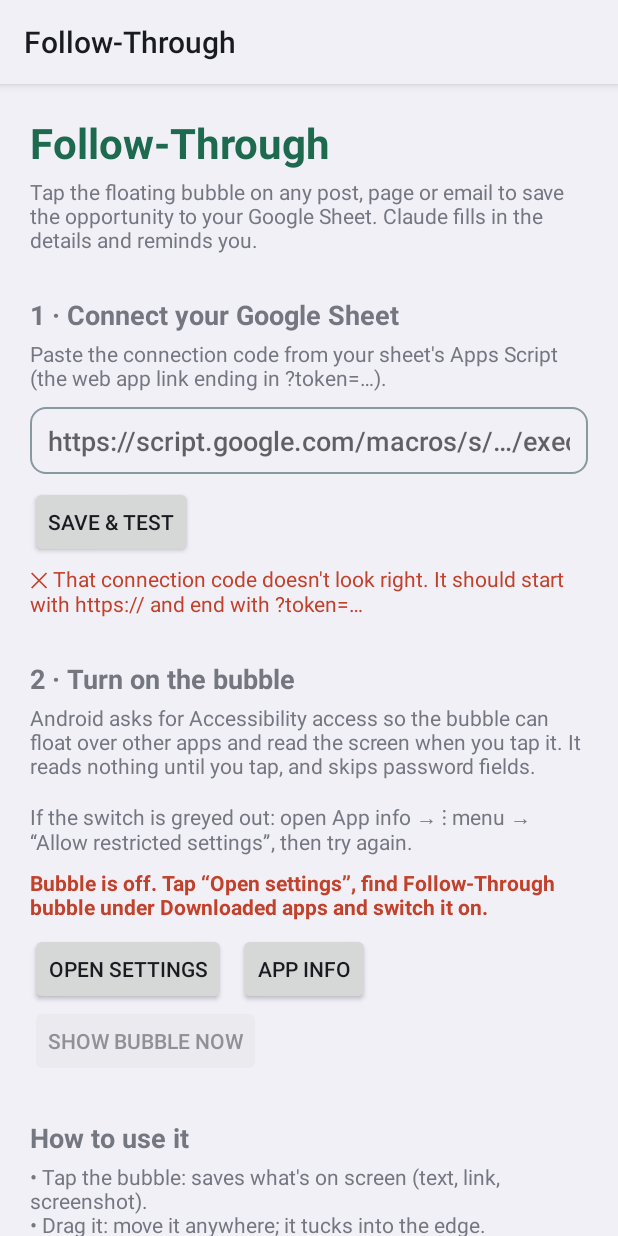
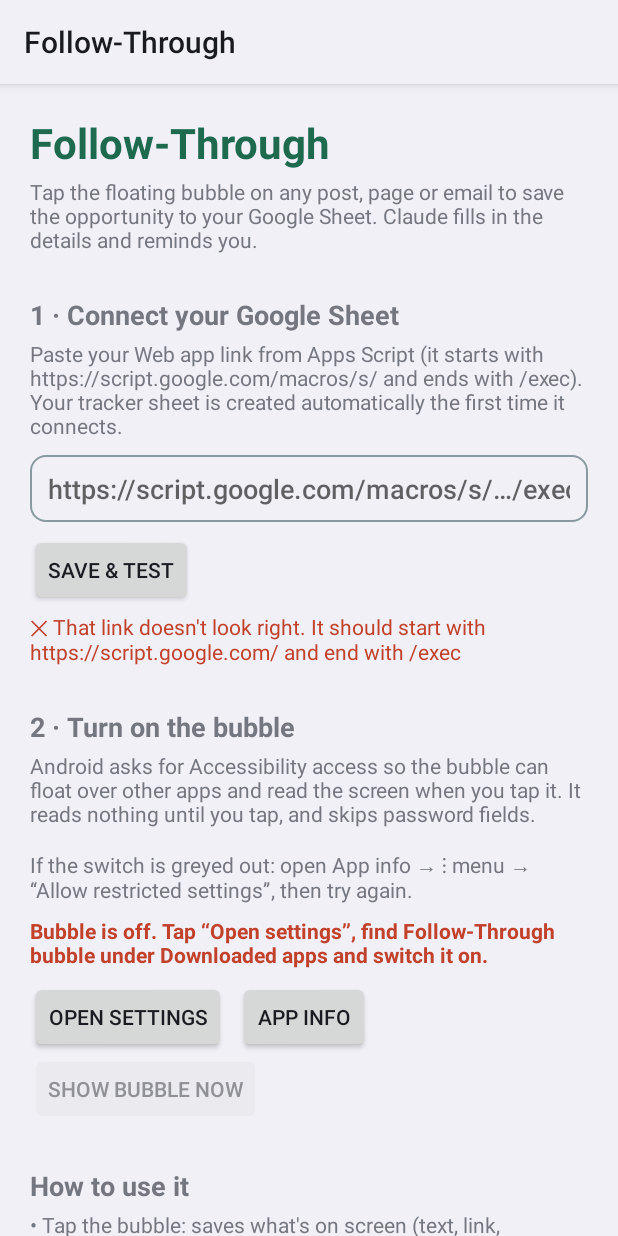
Before and after one commit to Ibidun-Aliyah/Ibidun-Aliyah, an Android app: the screen it shows after launch (MainActivity), after a tap on an icon or button, on a phone screen of 412 x 824 dp. Run offline under Robolectric (Android 15) with nearby library versions, the phone set to English and light mode, and no system bars.

Commit message:
Make sheet setup phone-friendly: standalone script, link-only connection
The Apps Script now creates the tracker spreadsheet itself, so no
spreadsheet editor is needed, and the web app URL alone is the
connection code. The phone app accepts the link and opens the sheet.

Co-Authored-By: Claude Opus 5.5 <noreply@anthropic.com>
Claude-Session: https://claude.ai/code/session_01N6wZv98aTwTPKqGN44UyeC

```diff
--- a/follow-through/android/app/src/main/java/com/followthrough/bubble/MainActivity.java
+++ b/follow-through/android/app/src/main/java/com/followthrough/bubble/MainActivity.java
@@ -34,6 +34,7 @@ public class MainActivity extends Activity {
                 connStatus.setText((ok ? "✓ " : "✕ ") + msg);
                 connStatus.setTextColor(getColor(ok ? R.color.ok : R.color.bad));
                 if (ok) Tracker.flushQueue(this, (o, m) -> refresh());
+                refresh();
             });
         });
         findViewById(R.id.accessibility).setOnClickListener(v ->
@@ -44,6 +45,10 @@ public class MainActivity extends Activity {
         findViewById(R.id.show).setOnClickListener(v -> {
             if (BubbleService.instance != null) BubbleService.instance.showNow();
             refresh();
+        });
+        findViewById(R.id.openSheet).setOnClickListener(v -> {
+            String u = Tracker.prefs(this).getString("sheetUrl", "");
+            if (!u.isEmpty()) startActivity(new Intent(Intent.ACTION_VIEW, Uri.parse(u)));
         });
         findViewById(R.id.flush).setOnClickListener(v -> {
             queue.setText("Sending…");
@@ -62,6 +67,8 @@ public class MainActivity extends Activity {
         bubbleStatus.setText(on ? "✓ Bubble is on" : "Bubble is off. Tap “Open settings”, find Follow-Through bubble under Downloaded apps and switch it on.");
         bubbleStatus.setTextColor(getColor(on ? R.color.ok : R.color.bad));
         findViewById(R.id.show).setEnabled(on);
+        findViewById(R.id.openSheet).setVisibility(
+                Tracker.prefs(this).getString("sheetUrl", "").isEmpty() ? android.view.View.GONE : android.view.View.VISIBLE);
         int n = Tracker.queued(this);
         queue.setText(n == 0 ? "Nothing waiting to send." : n + (n == 1 ? " capture is" : " captures are") + " waiting to send.");
         findViewById(R.id.flush).setEnabled(n > 0);
--- a/follow-through/android/app/src/main/java/com/followthrough/bubble/Tracker.java
+++ b/follow-through/android/app/src/main/java/com/followthrough/bubble/Tracker.java
@@ -37,25 +37,20 @@ final class Tracker {
 
     private Tracker() {}
 
-    /* ---------- connection code: "<web app URL>?token=<token>" ---------- */
+    /* ---------- connection: the Apps Script web app URL ---------- */
 
     static SharedPreferences prefs(Context c) {
         return c.getSharedPreferences(PREFS, Context.MODE_PRIVATE);
     }
 
-    /** Returns {url, token} or null when the code is not valid. */
+    /** Returns {web app URL} or null when it doesn't look like an Apps Script web app link. */
     static String[] parseCode(String code) {
         if (code == null) return null;
         code = code.trim();
-        try {
-            Uri u = Uri.parse(code);
-            String token = u.getQueryParameter("token");
-            if (!"https".equals(u.getScheme()) || token == null || token.isEmpty()) return null;
-            String base = code.substring(0, code.indexOf('?'));
-            return new String[]{base, token};
-        } catch (Exception e) {
-            return null;
-        }
+        int q = code.indexOf('?');
+        if (q >= 0) code = code.substring(0, q);          // older codes had ?token=…
+        if (!code.startsWith("https://script.google.com/") || !code.endsWith("/exec")) return null;
+        return new String[]{code};
     }
 
     static String[] connection(Context c) {
@@ -92,16 +87,16 @@ final class Tracker {
         IO.execute(() -> {
             String[] conn = connection(ctx);
             String msg; boolean ok = false;
-            if (conn == null) msg = "That connection code doesn't look right. It should start with https:// and end with ?token=…";
+            if (conn == null) msg = "That link doesn't look right. It should start with https://script.google.com/ and end with /exec";
             else {
                 try {
-                    String res = http(conn[0] + "?action=ping&token=" + Uri.encode(conn[1]), null);
+                    String res = http(conn[0] + "?action=ping", null);
                     JSONObject j = new JSONObject(res);
                     ok = j.optBoolean("ok");
-                    msg = ok ? "Connected to “" + j.optString("sheet") + "”"
-                            : ("bad_token".equals(j.optString("error")) ? "The sheet rejected the token. Copy the connection code again." : "Sheet error: " + j.optString("error"));
+                    if (ok) prefs(ctx).edit().putString("sheetUrl", j.optString("sheetUrl")).apply();
+                    msg = ok ? "Connected to “" + j.optString("sheet") + "”" : "Sheet error: " + j.optString("error");
                 } catch (Exception e) {
-                    msg = "Couldn't reach the sheet. Check the code and your internet connection.";
+                    msg = "Couldn't reach the sheet. Check the link, that the deployment's access is “Anyone”, and your internet.";
                 }
             }
             final boolean fOk = ok; final String fMsg = msg;
@@ -156,7 +151,6 @@ final class Tracker {
         String[] conn = connection(c);
         if (conn == null) return false;
         try {
-            body.put("token", conn[1]);
             String res = http(conn[0], body.toString());
             return new JSONObject(res).optBoolean("ok");
         } catch (Exception e) {
--- a/follow-through/android/app/src/main/res/layout/activity_main.xml
+++ b/follow-through/android/app/src/main/res/layout/activity_main.xml
@@ -27,13 +27,13 @@
         <TextView
             android:layout_width="match_parent" android:layout_height="wrap_content"
             android:layout_marginTop="4dp"
-            android:text="Paste the connection code from your sheet's Apps Script (the web app link ending in ?token=…)." />
+            android:text="Paste your Web app link from Apps Script (it starts with https://script.google.com/macros/s/ and ends with /exec). Your tracker sheet is created automatically the first time it connects." />
         <EditText
             android:id="@+id/code"
             android:layout_width="match_parent" android:layout_height="wrap_content"
             android:layout_marginTop="10dp"
             android:background="@drawable/field_bg"
-            android:hint="https://script.google.com/macros/s/…/exec?token=…"
+            android:hint="https://script.google.com/macros/s/…/exec"
             android:inputType="textUri" android:minLines="2" android:gravity="top" />
         <Button
             android:id="@+id/connect"
@@ -44,6 +44,11 @@
             android:id="@+id/connStatus"
             android:layout_width="match_parent" android:layout_height="wrap_content"
             android:layout_marginTop="4dp" />
+        <Button
+            android:id="@+id/openSheet"
+            android:layout_width="wrap_content" android:layout_height="wrap_content"
+            android:visibility="gone"
+            android:text="Open my tracker sheet" />
 
         <!-- Step 2 -->
         <TextView
```
Also changed, not shown: 4 other files.
